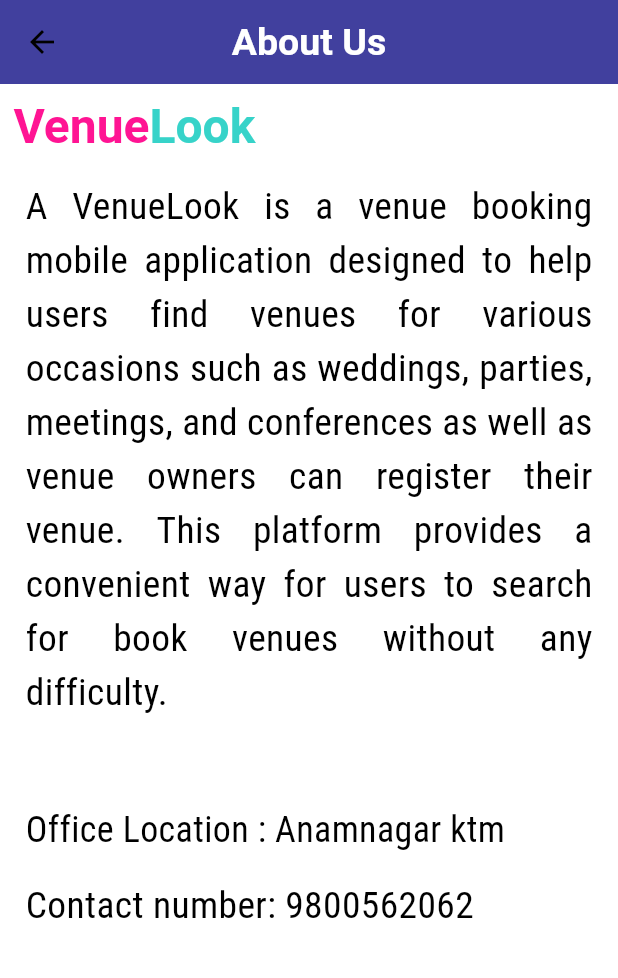
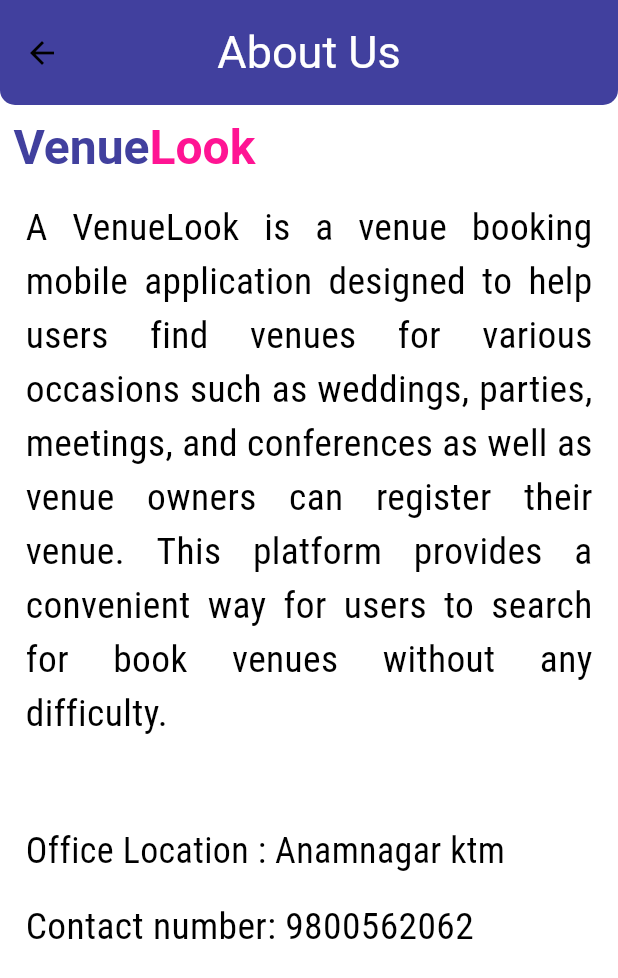
Before and after one commit to manisha54/Frontend_VenueLook, a Flutter app: the AboutUsView screen opened by its route, on a phone screen of 412 x 824 dp. Shown: the top 978 px of the screen. Run offline on Flutter 3.47's test engine with Material 2 defaults, Android fonts, the phone set to English and light mode, and no system bars; our stand-ins replace connectivity_plus, dartz, dio, equatable, flutter_rating_bar, flutter_riverpod and 9 more; missing offline and left inert: all_sensors2; accounts and stored records are empty.

Commit message:
update on nav bar

```diff
--- a/lib/feature/home/presentation/widget/aboutus_view.dart
+++ b/lib/feature/home/presentation/widget/aboutus_view.dart
@@ -12,13 +12,18 @@
   @override
   Widget build(BuildContext context) {
     return Scaffold(
-      appBar: AppBar(
-        title: const Text(
-          "About Us",
-          style: TextStyle(fontSize: 25, fontWeight: FontWeight.w600),
+      appBar: PreferredSize(
+        preferredSize: const Size.fromHeight(70), // Custom toolbar height
+        child: AppBar(
+          title: const Text("About Us"),
+          toolbarHeight: 80,
+          shape: const RoundedRectangleBorder(
+            borderRadius: BorderRadius.only(
+              bottomLeft: Radius.circular(10),
+              bottomRight: Radius.circular(10),
+            ),
+          ),
         ),
-        centerTitle: true,
-        elevation: 0,
       ),
       body: SingleChildScrollView(
         child: Column(children: [
@@ -30,7 +35,7 @@
                 text: const TextSpan(
                   text: ("Venue"),
                   style: TextStyle(
-                    color: Color(0xFFFF1493),
+                    color: Color(0xFF41409E),
                     fontWeight: FontWeight.bold,
                     fontSize: 32,
                   ),
@@ -39,7 +44,7 @@
                       text: "Look",
                       style: TextStyle(
                         fontWeight: FontWeight.bold,
-                        color: Color.fromARGB(255, 55, 211, 201),
+                    color: Color(0xFFFF1493),
                       ),
                     ),
                   ],
```
Also changed, not shown: lib/feature/home/presentation/view/bottom_view/booking_view.dart (+13 -3 lines), lib/feature/home/presentation/widget/setting_view.dart (+11 -7 lines).
